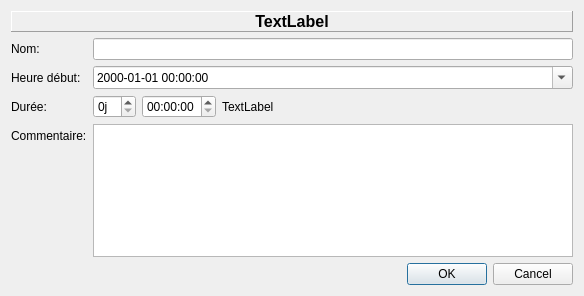
First picture: the form in src/pbregisteractivity/ui/ui_specifyrange.ui, repository ppoilbarbe/PBRegisterActivity, before the edit.
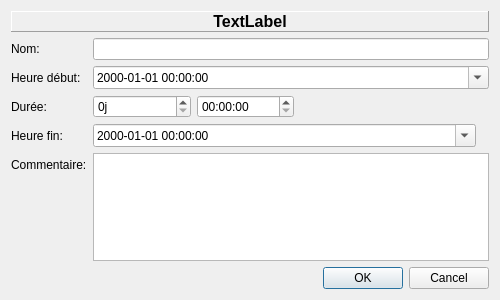
Second picture: the form after the edit. Icons and pictures are not drawn.

Commit message: Ajout spécification de la date de fin et pas seulement de la durée

```diff
--- a/src/pbregisteractivity/ui/ui_specifyrange.ui
+++ b/src/pbregisteractivity/ui/ui_specifyrange.ui
@@ -7,10 +7,16 @@
    <rect>
     <x>0</x>
     <y>0</y>
-    <width>584</width>
-    <height>296</height>
+    <width>500</width>
+    <height>300</height>
    </rect>
   </property>
+  <property name="minimumSize">
+   <size>
+    <width>500</width>
+    <height>300</height>
+   </size>
+  </property>
   <property name="windowTitle">
    <string>Dialog</string>
   </property>
@@ -43,6 +49,16 @@
    </item>
    <item>
     <layout class="QFormLayout" name="layoutInput">
+     <item row="0" column="0">
+      <widget class="QLabel" name="lblName">
+       <property name="text">
+        <string>Nom:</string>
+       </property>
+      </widget>
+     </item>
+     <item row="0" column="1">
+      <widget class="QLineEdit" name="edtName"/>
+     </item>
      <item row="1" column="0">
       <widget class="QLabel" name="lblStart">
        <property name="text">
@@ -77,9 +93,12 @@
       </widget>
      </item>
      <item row="3" column="1">
-      <layout class="QHBoxLayout" name="layoutDuration" stretch="0,0,1">
+      <layout class="QHBoxLayout" name="layoutDuration" stretch="1,1,2">
        <item>
         <widget class="QSpinBox" name="sbDayDuration">
+         <property name="toolTip">
+          <string>Nombre de jours de 24h (max=10)</string>
+         </property>
          <property name="suffix">
           <string>j</string>
          </property>
@@ -96,33 +115,69 @@
         </widget>
        </item>
        <item>
-        <widget class="QLabel" name="lblEndText">
-         <property name="text">
-          <string>TextLabel</string>
+        <spacer name="horizontalSpacer">
+         <property name="orientation">
+          <enum>Qt::Horizontal</enum>
          </property>
-        </widget>
+         <property name="sizeHint" stdset="0">
+          <size>
+           <width>40</width>
+           <height>20</height>
+          </size>
+         </property>
+        </spacer>
        </item>
       </layout>
      </item>
      <item row="4" column="0">
+      <widget class="QLabel" name="lblEnd">
+       <property name="text">
+        <string>Heure fin:</string>
+       </property>
+      </widget>
+     </item>
+     <item row="6" column="0">
       <widget class="QLabel" name="lblComment">
        <property name="text">
         <string>Commentaire:</string>
        </property>
       </widget>
      </item>
-     <item row="4" column="1">
+     <item row="6" column="1">
       <widget class="QPlainTextEdit" name="edtComment"/>
      </item>
-     <item row="0" column="0">
-      <widget class="QLabel" name="lblName">
-       <property name="text">
-        <string>Nom:</string>
-       </property>
-      </widget>
-     </item>
-     <item row="0" column="1">
-      <widget class="QLineEdit" name="edtName"/>
+     <item row="4" column="1">
+      <layout class="QHBoxLayout" name="horizontalLayout" stretch="1,0">
+       <item>
+        <widget class="QDateTimeEdit" name="dteEnd">
+         <property name="displayFormat">
+          <string>yyyy-MM-dd HH:mm:ss</string>
+         </property>
+         <property name="calendarPopup">
+          <bool>true</bool>
+         </property>
+        </widget>
+       </item>
+       <item>
+        <widget class="QLabel" name="lblEndWarning">
+         <property name="maximumSize">
+          <size>
+           <width>24</width>
+           <height>24</height>
+          </size>
+         </property>
+         <property name="toolTip">
+          <string>Date/heure de fin incorrecte</string>
+         </property>
+         <property name="pixmap">
+          <pixmap resource="resources.qrc">:/images/icons/32x32/info_warning.png</pixmap>
+         </property>
+         <property name="scaledContents">
+          <bool>true</bool>
+         </property>
+        </widget>
+       </item>
+      </layout>
      </item>
     </layout>
    </item>
```
The commit also changes 7 other files.
